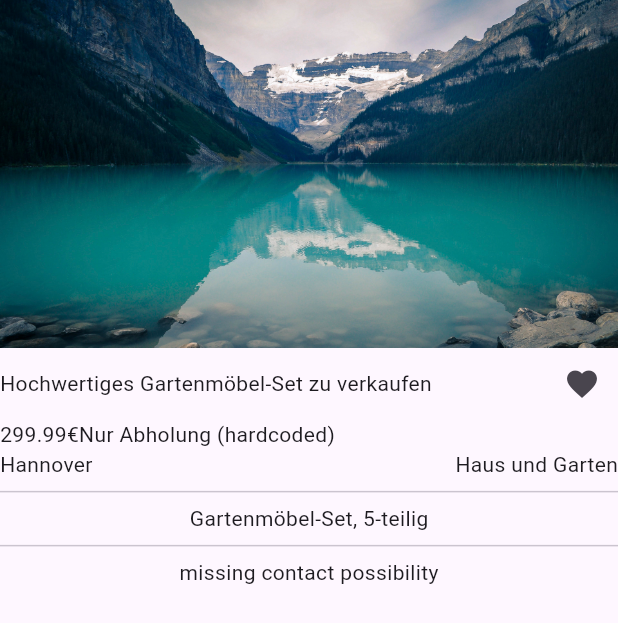
After one commit to sreeroo/BookMarketplace, a Flutter app: the InserationFullScreen screen opened directly with sample values from the repository, on a phone screen of 412 x 824 dp. The commit adds this screen. Shown: the top 623 px of the screen. Run offline on Flutter 3.47's test engine with Material 3 defaults, Android fonts, the phone set to English and light mode, and no system bars.

Commit message:
upload missing files

```diff
--- a/buecherkreisel_flutter/lib/backend/datatypes.dart
+++ b/buecherkreisel_flutter/lib/backend/datatypes.dart
@@ -5,12 +5,14 @@ class Inseration {
   String location;
   String category;
   bool favorized;
+  bool selfPickUp;
   Inseration(
       {required this.category,
       required this.description,
       required this.price,
       required this.location,
       required this.headline,
+      required this.selfPickUp,
       this.favorized = false});
 }
 
--- /dev/null
+++ b/buecherkreisel_flutter/lib/components/inseration_fullscreen.dart
@@ -0,0 +1,54 @@
+import 'package:buecherkreisel_flutter/backend/datatypes.dart';
+import 'package:flutter/material.dart';
+
+class InserationFullScreen extends StatelessWidget {
+  Inseration inseration;
+  InserationFullScreen({
+    super.key,
+    required this.inseration,
+  });
+
+  @override
+  Widget build(BuildContext context) {
+    return Scaffold(
+      body: Column(
+        children: [
+          Image(image: AssetImage("lib/assets/6NyIq.jpg")),
+          Row(
+            mainAxisAlignment: MainAxisAlignment.spaceBetween,
+            children: [
+              Text(
+                inseration.headline,
+                overflow: TextOverflow.clip,
+              ),
+              IconButton(
+                onPressed: () => print("Not FaveIcon implmented"),
+                icon: Icon(Icons.favorite),
+              )
+            ],
+          ),
+          Row(
+            children: [
+              Text("${inseration.price}€"),
+              Text("Nur Abholung (hardcoded)"),
+            ],
+          ),
+          Row(
+            mainAxisAlignment: MainAxisAlignment.spaceBetween,
+            children: [
+              Text(inseration.location),
+              Text(inseration.category),
+            ],
+          ),
+          Divider(),
+          Text(
+            inseration.description,
+            overflow: TextOverflow.clip,
+          ),
+          Divider(),
+          Text("missing contact possibility"),
+        ],
+      ),
+    );
+  }
+}
--- a/buecherkreisel_flutter/lib/components/insertation_preview.dart
+++ b/buecherkreisel_flutter/lib/components/insertation_preview.dart
@@ -52,59 +52,79 @@ List<Inseration> sampleDataInseration = [
     description: "Gartenmöbel-Set, 5-teilig",
     price: 299.99,
     location: "Hannover",
-      headline: "Hochwertiges Gartenmöbel-Set zu verkaufen"),
+    headline: "Hochwertiges Gartenmöbel-Set zu verkaufen",
+    selfPickUp: true,
+  ),
   Inseration(
     category: "Elektronik",
     description: "Apple MacBook Pro 13'', 512GB SSD, Space Gray",
     price: 1899.99,
     location: "Braunschweig",
-      headline: "Neuwertiges MacBook Pro zum Verkauf"),
+    headline: "Neuwertiges MacBook Pro zum Verkauf",
+    selfPickUp: true,
+  ),
   Inseration(
     category: "Fahrzeuge",
     description: "Volkswagen Golf VII, Baujahr 2015, 50.000 km",
     price: 13999.99,
     location: "Göttingen",
-      headline: "Zuverlässiger Gebrauchtwagen in gutem Zustand"),
+    headline: "Zuverlässiger Gebrauchtwagen in gutem Zustand",
+    selfPickUp: true,
+  ),
   Inseration(
     category: "Kleidung",
     description: "Herren Winterjacke, Größe L, Schwarz",
     price: 79.99,
     location: "Oldenburg",
-      headline: "Stylische Winterjacke für Herren zu verkaufen"),
+    headline: "Stylische Winterjacke für Herren zu verkaufen",
+    selfPickUp: true,
+  ),
   Inseration(
     category: "Haustiere",
     description: "Ragdoll-Kätzchen, 12 Wochen alt, weiblich",
     price: 499.99,
     location: "Lüneburg",
-      headline: "Liebevolles Zuhause für süßes Ragdoll-Kätzchen gesucht"),
+    headline: "Liebevolles Zuhause für süßes Ragdoll-Kätzchen gesucht",
+    selfPickUp: true,
+  ),
   Inseration(
     category: "Sport und Freizeit",
     description: "Mountainbike, 27,5 Zoll, schwarz/rot",
     price: 699.99,
     location: "Wolfenbüttel",
-      headline: "Hochwertiges Mountainbike in gutem Zustand zu verkaufen"),
+    headline: "Hochwertiges Mountainbike in gutem Zustand zu verkaufen",
+    selfPickUp: true,
+  ),
   Inseration(
     category: "Wohnung und Immobilien",
     description: "4-Zimmer-Wohnung, 90 qm, zentral gelegen",
     price: 899.99,
     location: "Celle",
-      headline: "Geräumige Wohnung mit guter Anbindung zu vermieten"),
+    headline: "Geräumige Wohnung mit guter Anbindung zu vermieten",
+    selfPickUp: true,
+  ),
   Inseration(
     category: "Bücher",
     description: "Harry Potter und der Stein der Weisen, gebundene Ausgabe",
     price: 14.99,
     location: "Stade",
-      headline: "Beliebtes Buch für Potterheads abzugeben"),
+    headline: "Beliebtes Buch für Potterheads abzugeben",
+    selfPickUp: true,
+  ),
   Inseration(
     category: "Musikinstrumente",
     description: "E-Gitarre, Fender Stratocaster, schwarz",
     price: 699.99,
     location: "Emden",
-      headline: "Professionelle E-Gitarre von Fender zu verkaufen"),
+    headline: "Professionelle E-Gitarre von Fender zu verkaufen",
+    selfPickUp: true,
+  ),
   Inseration(
     category: "Kunst und Design",
     description: "Moderne Gemälde-Serie, abstrakt, handgemalt",
     price: 499.99,
     location: "Wilhelmshaven",
-      headline: "Kunstwerke für eine stilvolle Raumgestaltung")
+    headline: "Kunstwerke für eine stilvolle Raumgestaltung",
+    selfPickUp: true,
+  )
 ];
```
Lines whose indentation alone changed are shown as unchanged.
